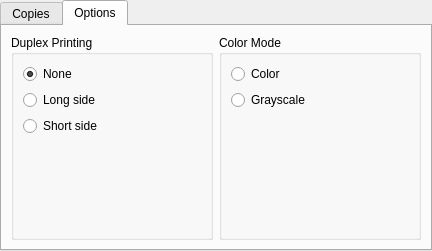
Old version of the form src/printsupport/dialogs/qprintsettingsoutput.ui in the repository qt/qtbase.
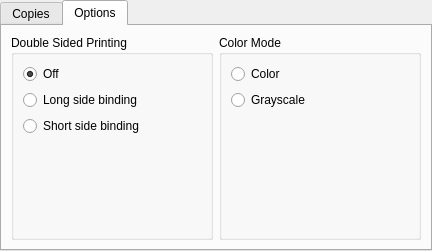
New version of the form. The open tabs and pages were chosen to show the change.

Commit message:
Linux print dialog: use simpler terminology for duplex
Make the dialog more user-friendly by using simple terms.

Fixes: QTBUG-79100

```diff
--- a/src/printsupport/dialogs/qprintsettingsoutput.ui
+++ b/src/printsupport/dialogs/qprintsettingsoutput.ui
@@ -351,13 +351,13 @@
        <item row="0" column="0">
         <widget class="QGroupBox" name="duplex">
          <property name="title">
-          <string>Duplex Printing</string>
+          <string>Double Sided Printing</string>
          </property>
          <layout class="QVBoxLayout" name="verticalLayout">
           <item>
            <widget class="QRadioButton" name="noDuplex">
             <property name="text">
-             <string>None</string>
+             <string>Off</string>
             </property>
             <property name="checked">
              <bool>true</bool>
@@ -367,14 +367,14 @@
           <item>
            <widget class="QRadioButton" name="duplexLong">
             <property name="text">
-             <string>Long side</string>
+             <string>Long side binding</string>
             </property>
            </widget>
           </item>
           <item>
            <widget class="QRadioButton" name="duplexShort">
             <property name="text">
-             <string>Short side</string>
+             <string>Short side binding</string>
             </property>
            </widget>
           </item>
```
